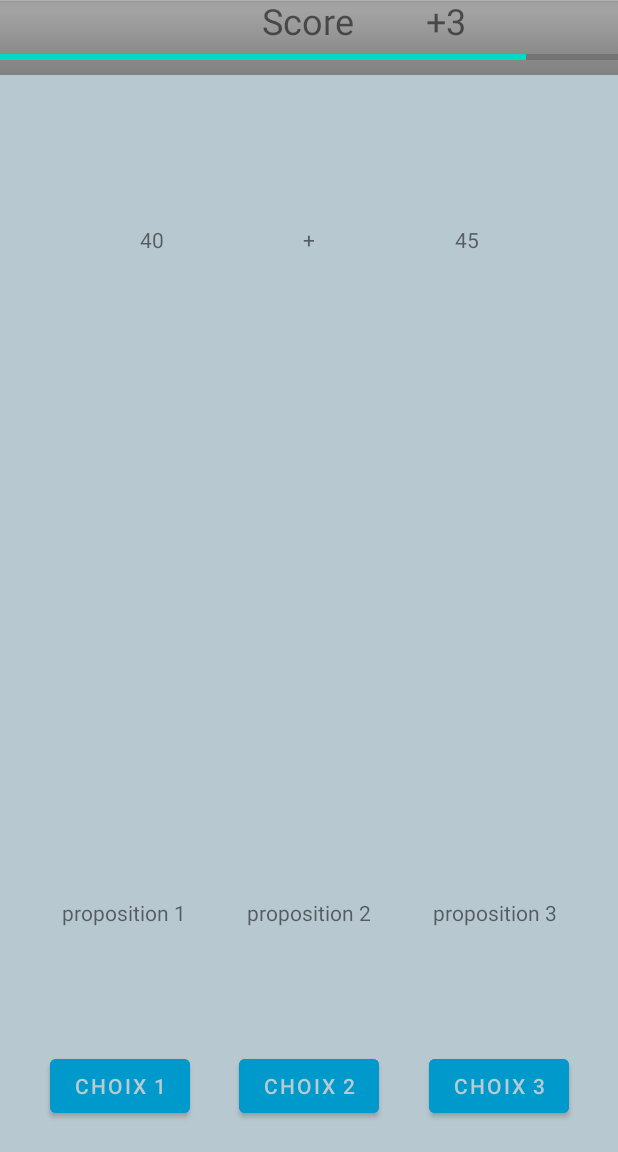
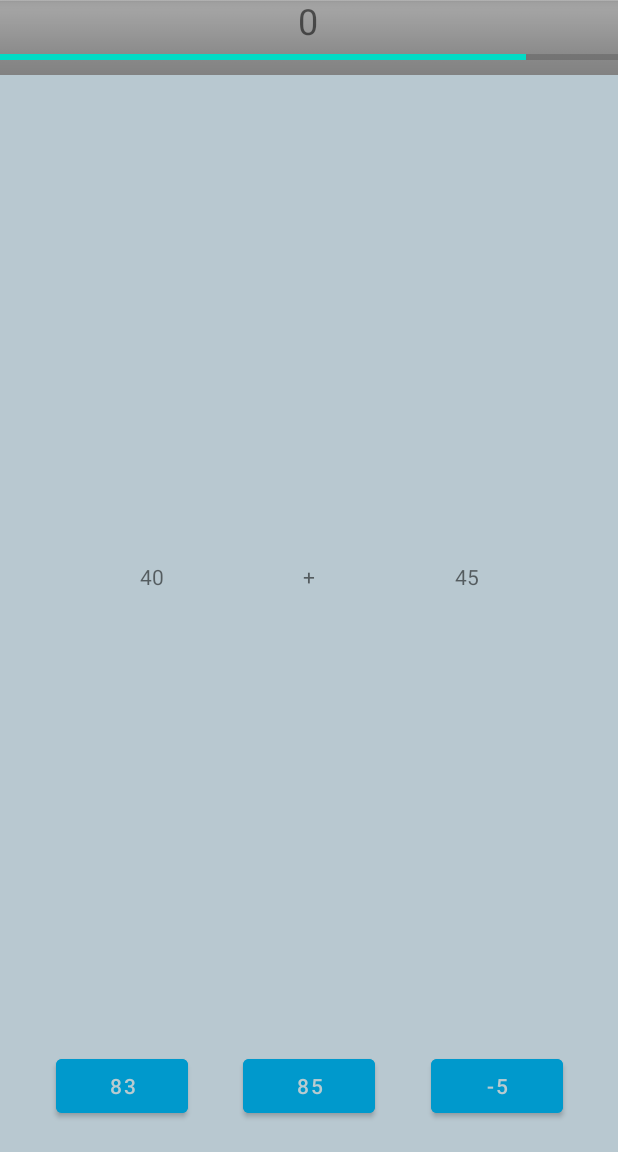
Before and after one commit to Xodem2/projet-1A, an Android app: the SommeActivity screen opened directly, with no data from a screen before it, on a phone screen of 412 x 824 dp, the part 84-1236 px from its top. Run offline under Robolectric (Android 15) with nearby library versions, the phone set to English and light mode, and no system bars.

Commit message:
fix timer

```diff
--- a/app/src/main/java/com/example/projet1a/SommeActivity.java
+++ b/app/src/main/java/com/example/projet1a/SommeActivity.java
@@ -2,6 +2,7 @@ package com.example.projet1a;
 
 import androidx.appcompat.app.AppCompatActivity;
 
+import android.graphics.Color;
 import android.os.Bundle;
 import android.os.Handler;
 import android.view.View;
@@ -10,6 +11,7 @@ import android.widget.ProgressBar;
 import android.widget.TextView;
 
 import com.example.projet1a.enfant.Operation;
+import com.example.projet1a.point.Point;
 
 public class SommeActivity extends AppCompatActivity implements View.OnClickListener{
 
@@ -18,21 +20,27 @@ public class SommeActivity extends AppCompatActivity implements View.OnClickList
     Button choix1Button;
     Button choix2Button;
     Button choix3Button;
+    int[] prop;
+    Point score;
+    int delta_point;
+    ProgressBar pb;
+    int[] currentProgress;
 
     @Override
     protected void onCreate(Bundle savedInstanceState) {
         super.onCreate(savedInstanceState);
         setContentView(R.layout.activity_somme);
-        final ProgressBar pb = findViewById(R.id.progressBarToday);
+        this.pb = findViewById(R.id.progressBarToday);
 
         // for eg: if countdown is to go for 30 seconds
-        pb.setMax(500);
+        this.pb.setMax(500);
 
         // the progress in our progressbar decreases with the decrement
         // in the remaining time for countdown to be over
-        pb.setProgress(500);
+        this.pb.setProgress(500);
 
-        final int[] currentProgress = {500};
+        this.currentProgress = new int[1];
+        this.currentProgress[0] = 500;
         new Handler().postDelayed(new Runnable() {
             @Override
             public void run() {
@@ -41,11 +49,12 @@ public class SommeActivity extends AppCompatActivity implements View.OnClickList
                 if(currentProgress[0] != 0){
                     new Handler().postDelayed(this, 10);
                 }
+                else{
+                    currentProgress[0] = pb.getProgress();
+                    new Handler().postDelayed(this, 10);
+                }
             }
         }, 1000);
-
-        this.op = new Operation();
-        generate();
 
         this.choix1Button = (Button) findViewById(R.id.choice1ID);
         this.choix1Button.setOnClickListener(this);
@@ -53,16 +62,101 @@ public class SommeActivity extends AppCompatActivity implements View.OnClickList
         this.choix2Button.setOnClickListener(this);
         this.choix3Button = (Button) findViewById(R.id.choice3ID);
         this.choix3Button.setOnClickListener(this);
+        ((TextView) findViewById(R.id.prop1)).setText(String.valueOf(""));
+        ((TextView) findViewById(R.id.prop2)).setText(String.valueOf(""));
+        ((TextView) findViewById(R.id.prop3)).setText(String.valueOf(""));
+
+        this.score = new Point();
+        this.delta_point = 3;
+        this.score.setSensibility(this.delta_point);
+
+        this.op = new Operation();
+        generate();
+        ((TextView) findViewById(R.id.delta)).setText("");
     }
 
     public void generate(){
+        this.currentProgress[0] = 500;
+        ((TextView) findViewById(R.id.Score)).setText(String.valueOf(this.score.getScore()));
         this.op.generate();
         ((TextView) findViewById(R.id.op1)).setText(String.valueOf(this.op.getA()));
         ((TextView) findViewById(R.id.op2)).setText(String.valueOf(this.op.getB()));
+        this.prop = this.op.propPlus().conv();
+        ((TextView) findViewById(R.id.choice1ID)).setText(String.valueOf(this.prop[0]));
+        ((TextView) findViewById(R.id.choice2ID)).setText(String.valueOf(this.prop[1]));
+        ((TextView) findViewById(R.id.choice3ID)).setText(String.valueOf(this.prop[2]));
     }
 
     @Override
     public void onClick(View v){
-        this.generate();
+        if (this.currentProgress[0]!=0) {
+            if (v.getId() == this.choix1Button.getId()) {
+                if (op.plus(this.prop[0])) {
+                    this.score.incr();
+                    ((TextView) findViewById(R.id.delta)).setTextColor(Color.parseColor("#00ff00"));
+                    ((TextView) findViewById(R.id.delta)).setText("+" + String.valueOf(this.score.getSensibility()));
+                } else {
+                    this.score.decr();
+                    ((TextView) findViewById(R.id.delta)).setTextColor(Color.parseColor("#ff0000"));
+                    ((TextView) findViewById(R.id.delta)).setText("-" + String.valueOf(this.score.getSensibility()));
+                }
+            }
+            if (v.getId() == this.choix2Button.getId()) {
+                if (op.plus(this.prop[1])) {
+                    this.score.incr();
+                    ((TextView) findViewById(R.id.delta)).setTextColor(Color.parseColor("#00ff00"));
+                    ((TextView) findViewById(R.id.delta)).setText("+" + String.valueOf(this.score.getSensibility()));
+                } else {
+                    this.score.decr();
+                    ((TextView) findViewById(R.id.delta)).setTextColor(Color.parseColor("#ff0000"));
+                    ((TextView) findViewById(R.id.delta)).setText("-" + String.valueOf(this.score.getSensibility()));
+                }
+            }
+            if (v.getId() == this.choix3Button.getId()) {
+                if (op.plus(this.prop[2])) {
+                    this.score.incr();
+                    ((TextView) findViewById(R.id.delta)).setTextColor(Color.parseColor("#00ff00"));
+                    ((TextView) findViewById(R.id.delta)).setText("+" + String.valueOf(this.score.getSensibility()));
+                } else {
+                    this.score.decr();
+                    ((TextView) findViewById(R.id.delta)).setTextColor(Color.parseColor("#ff0000"));
+                    ((TextView) findViewById(R.id.delta)).setText("-" + String.valueOf(this.score.getSensibility()));
+                }
+            }
+            this.generate();
+        }
+        else{
+            if (v.getId() == this.choix1Button.getId()) {
+                if (op.plus(this.prop[0])) {
+                    ((TextView) findViewById(R.id.delta)).setTextColor(Color.parseColor("#00ff00"));
+                    ((TextView) findViewById(R.id.delta)).setText("+0");
+                } else {
+                    this.score.decr();
+                    ((TextView) findViewById(R.id.delta)).setTextColor(Color.parseColor("#ff0000"));
+                    ((TextView) findViewById(R.id.delta)).setText("-" + String.valueOf(this.score.getSensibility()));
+                }
+            }
+            if (v.getId() == this.choix2Button.getId()) {
+                if (op.plus(this.prop[1])) {
+                    ((TextView) findViewById(R.id.delta)).setTextColor(Color.parseColor("#00ff00"));
+                    ((TextView) findViewById(R.id.delta)).setText("+0");
+                } else {
+                    this.score.decr();
+                    ((TextView) findViewById(R.id.delta)).setTextColor(Color.parseColor("#ff0000"));
+                    ((TextView) findViewById(R.id.delta)).setText("-" + String.valueOf(this.score.getSensibility()));
+                }
+            }
+            if (v.getId() == this.choix3Button.getId()) {
+                if (op.plus(this.prop[2])) {
+                    ((TextView) findViewById(R.id.delta)).setTextColor(Color.parseColor("#00ff00"));
+                    ((TextView) findViewById(R.id.delta)).setText("+0");
+                } else {
+                    this.score.decr();
+                    ((TextView) findViewById(R.id.delta)).setTextColor(Color.parseColor("#ff0000"));
+                    ((TextView) findViewById(R.id.delta)).setText("-" + String.valueOf(this.score.getSensibility()));
+                }
+            }
+            this.generate();
+        }
     }
 }
--- a/app/src/main/java/com/example/projet1a/list/ListNumbers.java
+++ b/app/src/main/java/com/example/projet1a/list/ListNumbers.java
@@ -73,4 +73,12 @@ public class ListNumbers {
     public boolean contains(int value) {
         return this.numbers.contains(value);
     }
+
+    public int[] conv(){
+        int[] retour = new int[this.length];
+        for (int i=0; i<this.length; i++){
+            retour[i] = this.getNumber(i);
+        }
+        return retour;
+    }
 }
--- a/app/src/main/res/layout/activity_somme.xml
+++ b/app/src/main/res/layout/activity_somme.xml
@@ -22,8 +22,8 @@
         android:id="@+id/op1"
         android:layout_width="wrap_content"
         android:layout_height="wrap_content"
-        android:layout_marginTop="150dp"
         android:text="operande 1"
+        app:layout_constraintBottom_toBottomOf="parent"
         app:layout_constraintEnd_toStartOf="@+id/plus"
         app:layout_constraintStart_toStartOf="parent"
         app:layout_constraintTop_toTopOf="parent" />
@@ -32,8 +32,8 @@
         android:id="@+id/plus"
         android:layout_width="wrap_content"
         android:layout_height="wrap_content"
-        android:layout_marginTop="150dp"
         android:text="+"
+        app:layout_constraintBottom_toBottomOf="parent"
         app:layout_constraintEnd_toEndOf="parent"
         app:layout_constraintStart_toStartOf="parent"
         app:layout_constraintTop_toTopOf="parent" />
@@ -42,8 +42,8 @@
         android:id="@+id/op2"
         android:layout_width="wrap_content"
         android:layout_height="wrap_content"
-        android:layout_marginTop="150dp"
         android:text="operande 2"
+        app:layout_constraintBottom_toBottomOf="parent"
         app:layout_constraintEnd_toEndOf="parent"
         app:layout_constraintStart_toEndOf="@+id/plus"
         app:layout_constraintTop_toTopOf="parent" />
```
